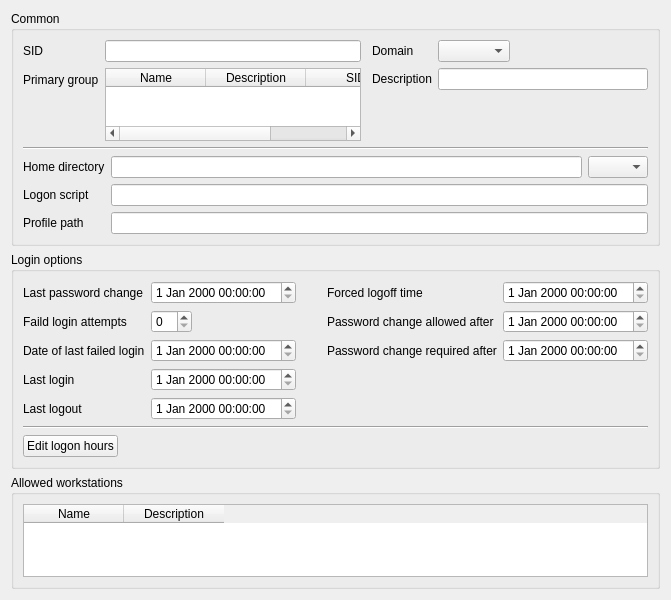
Old version of the form agent/src/clacks/agent/data/templates/default/user-samba.ui in the repository gonicus/clacks.
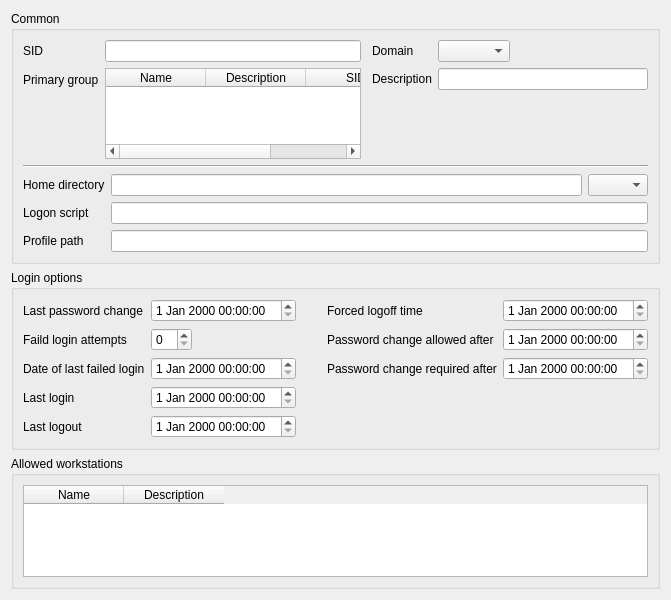
New version of the form. Icons and pictures are not drawn.

Commit message: Removed unused field

The edit to the form file:
```diff
--- a/agent/src/clacks/agent/data/templates/default/user-samba.ui
+++ b/agent/src/clacks/agent/data/templates/default/user-samba.ui
@@ -207,8 +207,6 @@
      </property>
      <layout class="QGridLayout" name="gridLayout_2">
       <item row="0" column="0">
-       <layout class="QVBoxLayout" name="verticalLayout_2">
-        <item>
          <layout class="QHBoxLayout" name="horizontalLayout_3">
           <item>
            <layout class="QFormLayout" name="formLayout_5">
@@ -368,39 +366,6 @@
           </item>
          </layout>
         </item>
-        <item>
-         <widget class="Line" name="line_2">
-          <property name="orientation">
-           <enum>Qt::Horizontal</enum>
-          </property>
-         </widget>
-        </item>
-        <item>
-         <layout class="QHBoxLayout" name="horizontalLayout_4">
-          <item>
-           <widget class="QPushButton" name="pushButton">
-            <property name="text">
-             <string>Edit logon hours</string>
-            </property>
-           </widget>
-          </item>
-          <item>
-           <spacer name="horizontalSpacer_3">
-            <property name="orientation">
-             <enum>Qt::Horizontal</enum>
-            </property>
-            <property name="sizeHint" stdset="0">
-             <size>
-              <width>40</width>
-              <height>20</height>
-             </size>
-            </property>
-           </spacer>
-          </item>
-         </layout>
-        </item>
-       </layout>
-      </item>
      </layout>
     </widget>
    </item>
```
Left out of the diff: 1 changed line with no effect on the pictures. Lines whose indentation alone changed are shown as unchanged.
